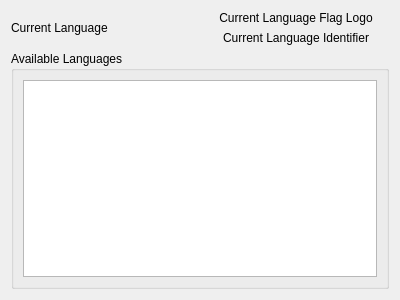
Tw1ddle/geometrize, file geometrize/dialog/languageselectwidget.ui: the form before one commit.
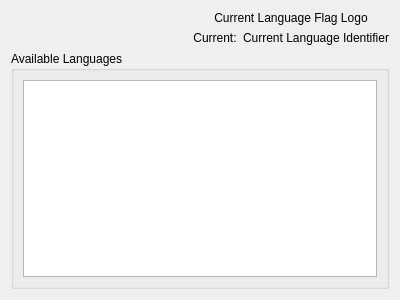
The form after the commit. Custom widgets are drawn as their Qt base class.

Commit message: Add flags for some languages likely to get translations, start implementing the language/locale switching and dynamic translation

```diff
--- a/geometrize/dialog/languageselectwidget.ui
+++ b/geometrize/dialog/languageselectwidget.ui
@@ -17,11 +17,17 @@
    <item>
     <layout class="QHBoxLayout" name="horizontalLayout">
      <item>
-      <widget class="QLabel" name="currentLanguageLabel">
-       <property name="text">
-        <string>Current Language</string>
+      <spacer name="horizontalSpacer">
+       <property name="orientation">
+        <enum>Qt::Horizontal</enum>
        </property>
-      </widget>
+       <property name="sizeHint" stdset="0">
+        <size>
+         <width>40</width>
+         <height>20</height>
+        </size>
+       </property>
+      </spacer>
      </item>
      <item>
       <layout class="QVBoxLayout" name="verticalLayout_2">
@@ -36,14 +42,28 @@
         </widget>
        </item>
        <item>
-        <widget class="QLabel" name="currentLanguageNameLabel">
-         <property name="text">
-          <string>Current Language Identifier</string>
-         </property>
-         <property name="alignment">
-          <set>Qt::AlignCenter</set>
-         </property>
-        </widget>
+        <layout class="QHBoxLayout" name="horizontalLayout_2">
+         <item>
+          <widget class="QLabel" name="currentLanguageLabel">
+           <property name="text">
+            <string>Current:</string>
+           </property>
+           <property name="alignment">
+            <set>Qt::AlignCenter</set>
+           </property>
+          </widget>
+         </item>
+         <item>
+          <widget class="QLabel" name="currentLanguageNameLabel">
+           <property name="text">
+            <string>Current Language Identifier</string>
+           </property>
+           <property name="alignment">
+            <set>Qt::AlignCenter</set>
+           </property>
+          </widget>
+         </item>
+        </layout>
        </item>
       </layout>
      </item>
```
Left out of the diff: 39 changed lines with no effect on the pictures. The commit also changes 261 other files.
